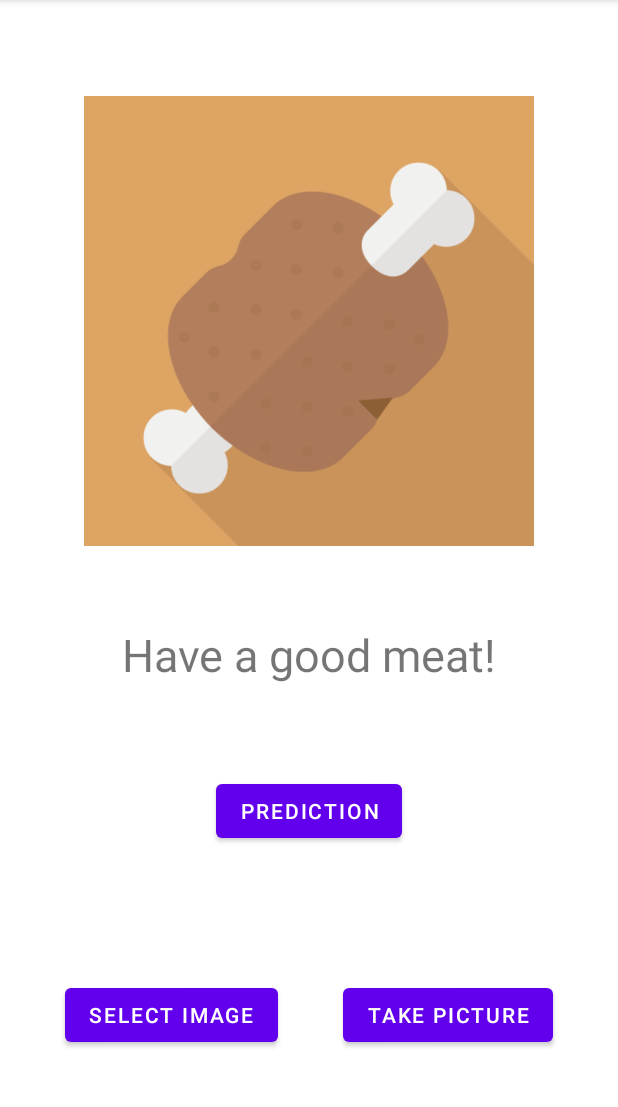
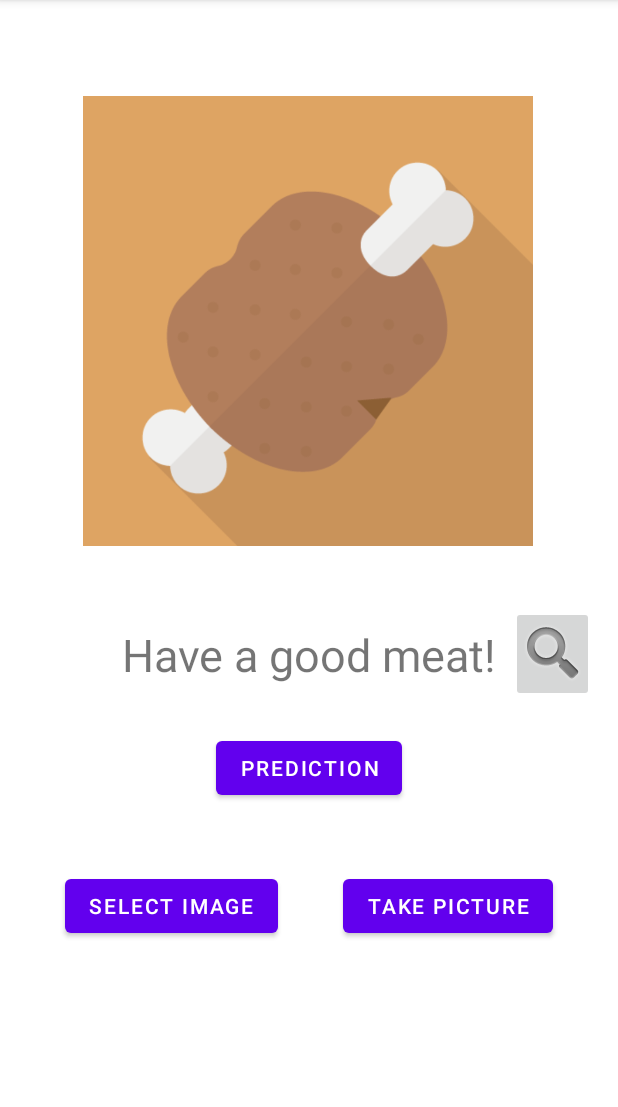
Before and after one commit to cacaoMath/ML_meat, an Android app: the screen it shows after launch (MainActivity), on a phone screen of 412 x 824 dp, the part 84-1191 px from its top. Run offline under Robolectric (Android 15) with nearby library versions, the phone set to English and light mode, and no system bars; libraries missing offline, so code that uses them is left out: org.tensorflow.lite; pictures from the network do not load; 1 statement that could not run was skipped.

Commit message:
update : シンプルだがwebAPI接続を出来るようにした．取りえず，通信しただけの状態．

```diff
--- a/app/src/main/AndroidManifest.xml
+++ b/app/src/main/AndroidManifest.xml
@@ -1,20 +1,24 @@
 <?xml version="1.0" encoding="utf-8"?>
 <manifest xmlns:android="http://schemas.android.com/apk/res/android"
     package="com.example.ml_meat">
-
+    <uses-permission android:name="android.permission.INTERNET"/>
+    <uses-permission android:name="android.permission.ACCESS_NETWORK_STATE"/>
     <queries>
         <intent>
             <action android:name="android.media.action.IMAGE_CAPTURE" />
+
         </intent>
     </queries>
 
     <application
+        android:usesCleartextTraffic="true"
         android:allowBackup="true"
         android:icon="@mipmap/ic_launcher"
         android:label="@string/app_name"
         android:roundIcon="@mipmap/ic_launcher_round"
         android:supportsRtl="true"
         android:theme="@style/Theme.ML_meat">
+        <activity android:name=".MenuListActivity"></activity>
         <activity android:name=".MainActivity">
             <intent-filter>
                 <action android:name="android.intent.action.MAIN" />
--- a/app/src/main/java/com/example/ml_meat/MainActivity.kt
+++ b/app/src/main/java/com/example/ml_meat/MainActivity.kt
@@ -6,10 +6,7 @@ import android.graphics.BitmapFactory
 import android.os.Bundle
 import android.provider.MediaStore
 import android.util.Log
-import android.widget.Button
-import android.widget.ImageView
-import android.widget.TextView
-import android.widget.Toast
+import android.widget.*
 import androidx.appcompat.app.AppCompatActivity
 import com.example.ml_meat.ml.ModelUnquant
 import org.tensorflow.lite.DataType
@@ -28,6 +25,7 @@ class MainActivity : AppCompatActivity() {
     private lateinit var cameraBtn : Button
     private lateinit var predictTv : TextView
     private lateinit var imgView : ImageView
+    private lateinit var recipeSearchBtn : ImageButton
     private lateinit var image : Bitmap
     private lateinit var results : List<String>
 
@@ -41,6 +39,10 @@ class MainActivity : AppCompatActivity() {
         cameraBtn = findViewById(R.id.camera_btn)
         predictTv = findViewById(R.id.prediction_tv)
         imgView = findViewById(R.id.imageView)
+        recipeSearchBtn = findViewById(R.id.recipeSearch_btn)
+
+        //推定結果の肉カテゴリ
+        var meatCategory = ""
 
         //初期画面用
         val bmp = BitmapFactory.decodeResource(resources, R.drawable.meat)
@@ -81,6 +83,7 @@ class MainActivity : AppCompatActivity() {
             val tensorImg = TensorImage(DataType.FLOAT32)
             tensorImg.load(image)
             val byteBuffer : ByteBuffer = tensorImg.buffer
+            Log.d(TAG,"ByteBuffer : ${byteBuffer}")
             inputFeature0.loadBuffer(byteBuffer)
 
             // Runs model inference and gets result.
@@ -90,12 +93,23 @@ class MainActivity : AppCompatActivity() {
             val resultLabel = TensorLabel(results, outputFeature0)
 
             //結果の表示
-            predictTv.text = resultLabel.mapWithFloatValue.toList().maxByOrNull { it.second }.toString()
+            val predictElm = resultLabel.mapWithFloatValue.toList().maxByOrNull { it.second }
+            if (predictElm != null) {
+                meatCategory = predictElm.first
+                predictTv.text = "${predictElm.first} : " + "%.2f".format(predictElm.second)
+            }
             Log.d(TAG,resultLabel.mapWithFloatValue.toList().toString())
             // Releases model resources if no longer used.
             model.close()
         }
 
+        recipeSearchBtn.setOnClickListener{
+            val menuListIntent = Intent(this, MenuListActivity::class.java)
+
+            menuListIntent.putExtra("MEAT_CATEGORY",meatCategory)
+            //画面遷移を開始
+            startActivity(menuListIntent)
+        }
     }
 
     companion object {
--- a/app/src/main/res/layout/activity_main.xml
+++ b/app/src/main/res/layout/activity_main.xml
@@ -24,44 +24,52 @@
         android:layout_marginTop="64dp"
         android:scaleType="centerCrop"
         app:layout_constraintEnd_toEndOf="parent"
+        app:layout_constraintHorizontal_bias="0.495"
         app:layout_constraintStart_toStartOf="parent"
         app:layout_constraintTop_toTopOf="parent"
         tools:src="@drawable/meat" />
 
     <Button
+        android:id="@+id/camera_btn"
+        android:layout_width="wrap_content"
+        android:layout_height="wrap_content"
+        android:layout_marginTop="44dp"
+        android:text="@string/camera_button"
+        app:layout_constraintEnd_toEndOf="parent"
+        app:layout_constraintHorizontal_bias="0.5"
+        app:layout_constraintStart_toEndOf="@+id/selectImg_btn"
+        app:layout_constraintTop_toBottomOf="@+id/predict_btn" />
+
+    <Button
         android:id="@+id/selectImg_btn"
         android:layout_width="wrap_content"
         android:layout_height="wrap_content"
-        android:layout_marginTop="80dp"
+        android:layout_marginTop="44dp"
         android:text="@string/selectImg_button"
-        app:layout_constraintBottom_toBottomOf="parent"
         app:layout_constraintEnd_toStartOf="@+id/camera_btn"
         app:layout_constraintHorizontal_bias="0.5"
         app:layout_constraintStart_toStartOf="parent"
-        app:layout_constraintTop_toBottomOf="@+id/predict_btn"
-        app:layout_constraintVertical_bias="0.106" />
-
-    <Button
-        android:id="@+id/camera_btn"
-        android:layout_width="wrap_content"
-        android:layout_height="wrap_content"
-        android:layout_marginTop="80dp"
-        android:text="@string/camera_button"
-        app:layout_constraintBottom_toBottomOf="parent"
-        app:layout_constraintEnd_toEndOf="parent"
-        app:layout_constraintHorizontal_bias="0.5"
-        app:layout_constraintStart_toEndOf="@+id/selectImg_btn"
-        app:layout_constraintTop_toBottomOf="@+id/predict_btn"
-        app:layout_constraintVertical_bias="0.106" />
+        app:layout_constraintTop_toBottomOf="@+id/predict_btn" />
 
     <Button
         android:id="@+id/predict_btn"
         android:layout_width="wrap_content"
         android:layout_height="wrap_content"
-        android:layout_marginTop="60dp"
+        android:layout_marginTop="488dp"
         android:text="@string/prediction"
         app:layout_constraintEnd_toEndOf="parent"
         app:layout_constraintStart_toStartOf="parent"
-        app:layout_constraintTop_toBottomOf="@+id/prediction_tv" />
+        app:layout_constraintTop_toTopOf="parent" />
+
+    <ImageButton
+        android:id="@+id/recipeSearch_btn"
+        android:layout_width="55dp"
+        android:layout_height="64dp"
+        android:layout_marginTop="40dp"
+        app:layout_constraintEnd_toEndOf="parent"
+        app:layout_constraintHorizontal_bias="0.36"
+        app:layout_constraintStart_toEndOf="@+id/prediction_tv"
+        app:layout_constraintTop_toBottomOf="@+id/imageView"
+        app:srcCompat="@android:drawable/ic_search_category_default" />
 
 </androidx.constraintlayout.widget.ConstraintLayout>
--- a/gradle.properties
+++ b/gradle.properties
@@ -17,3 +17,5 @@ org.gradle.jvmargs=-Xmx2048m -Dfile.encoding=UTF-8
 android.useAndroidX=true
 # Kotlin code style for this project: "official" or "obsolete":
 kotlin.code.style=official
+
+android.enableUnitTestBinaryResources=true
```
Also changed, not shown: app/build.gradle (+7 -0 lines), app/src/main/java/com/example/ml_meat/MenuListActivity.kt (added, +104 -0 lines), app/src/main/res/layout/activity_menu_list.xml (added, +23 -0 lines), 2 other files.
